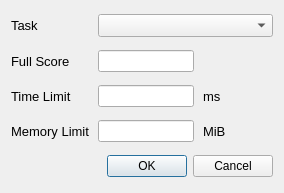
First picture: the form in src/forms/addtaskdialog.ui, repository Seather-XS/LemonLime-ng, before the edit.
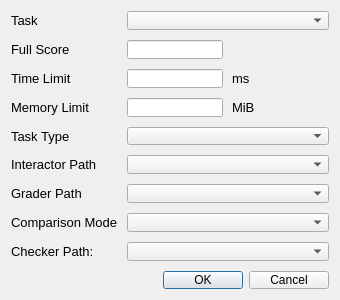
Second picture: the form after the edit.

Patch:
```diff
--- a/src/forms/addtaskdialog.ui
+++ b/src/forms/addtaskdialog.ui
@@ -6,8 +6,8 @@
    <rect>
     <x>0</x>
     <y>0</y>
-    <width>284</width>
-    <height>193</height>
+    <width>340</width>
+    <height>300</height>
    </rect>
   </property>
   <property name="minimumSize">
@@ -66,7 +66,7 @@
      </property>
     </widget>
    </item>
-   <item row="4" column="0" colspan="4">
+   <item row="9" column="0" colspan="4">
     <widget class="QDialogButtonBox" name="buttonBox">
      <property name="orientation">
       <enum>Qt::Horizontal</enum>
@@ -214,6 +214,121 @@
      </property>
     </widget>
    </item>
+   <item row="4" column="0">
+    <widget class="QLabel" name="taskTypeLabel">
+     <property name="font">
+      <font>
+       <pointsize>10</pointsize>
+       <weight>50</weight>
+       <bold>false</bold>
+      </font>
+     </property>
+     <property name="text">
+      <string>Task Type</string>
+     </property>
+    </widget>
+   </item>
+   <item row="4" column="1" colspan="3">
+    <widget class="QComboBox" name="taskTypeBox">
+     <property name="font">
+      <font>
+       <pointsize>10</pointsize>
+      </font>
+     </property>
+    </widget>
+   </item>
+   <item row="5" column="0">
+    <widget class="QLabel" name="interactorLabel">
+     <property name="font">
+      <font>
+       <pointsize>10</pointsize>
+       <weight>50</weight>
+       <bold>false</bold>
+      </font>
+     </property>
+     <property name="text">
+      <string>Interactor Path</string>
+     </property>
+    </widget>
+   </item>
+   <item row="5" column="1" colspan="3">
+    <widget class="QComboBox" name="interactorBox">
+     <property name="font">
+      <font>
+       <pointsize>10</pointsize>
+      </font>
+     </property>
+    </widget>
+   </item>
+   <item row="6" column="0">
+    <widget class="QLabel" name="graderLabel">
+     <property name="font">
+      <font>
+       <pointsize>10</pointsize>
+       <weight>50</weight>
+       <bold>false</bold>
+      </font>
+     </property>
+     <property name="text">
+      <string>Grader Path</string>
+     </property>
+    </widget>
+   </item>
+   <item row="6" column="1" colspan="3">
+    <widget class="QComboBox" name="graderBox">
+     <property name="font">
+      <font>
+       <pointsize>10</pointsize>
+      </font>
+     </property>
+    </widget>
+   </item>
+   <item row="7" column="0">
+    <widget class="QLabel" name="comparisonModeLabel">
+     <property name="font">
+      <font>
+       <pointsize>10</pointsize>
+       <weight>50</weight>
+       <bold>false</bold>
+      </font>
+     </property>
+     <property name="text">
+      <string>Comparison Mode</string>
+     </property>
+    </widget>
+   </item>
+   <item row="7" column="1" colspan="3">
+    <widget class="QComboBox" name="comparisonModeBox">
+     <property name="font">
+      <font>
+       <pointsize>10</pointsize>
+      </font>
+     </property>
+    </widget>
+   </item>
+   <item row="8" column="0">
+    <widget class="QLabel" name="checkerPathLabel">
+     <property name="font">
+      <font>
+       <pointsize>10</pointsize>
+       <weight>50</weight>
+       <bold>false</bold>
+      </font>
+     </property>
+     <property name="text">
+      <string>Checker Path:</string>
+     </property>
+    </widget>
+   </item>
+   <item row="8" column="1" colspan="3">
+    <widget class="QComboBox" name="checkerBox">
+     <property name="font">
+      <font>
+       <pointsize>10</pointsize>
+      </font>
+     </property>
+    </widget>
+   </item>
   </layout>
  </widget>
  <tabstops>
```
Left out of the diff: 5 changed lines with no effect on the pictures.
